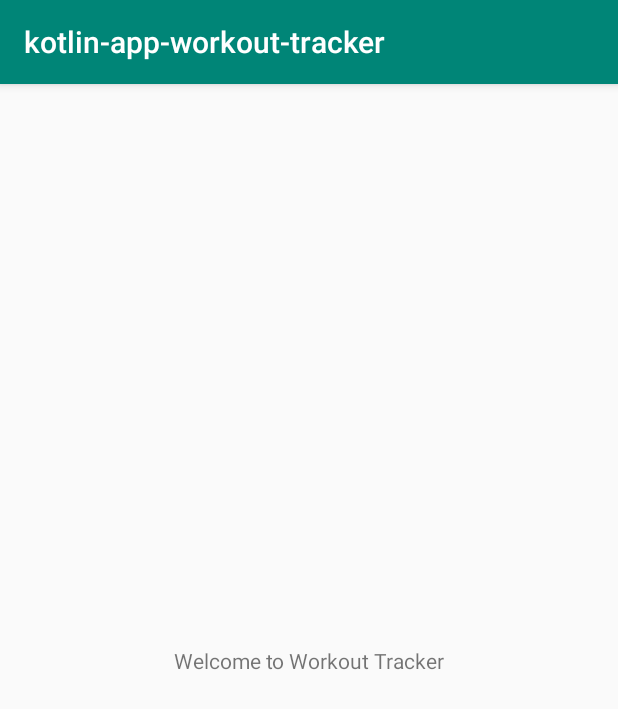
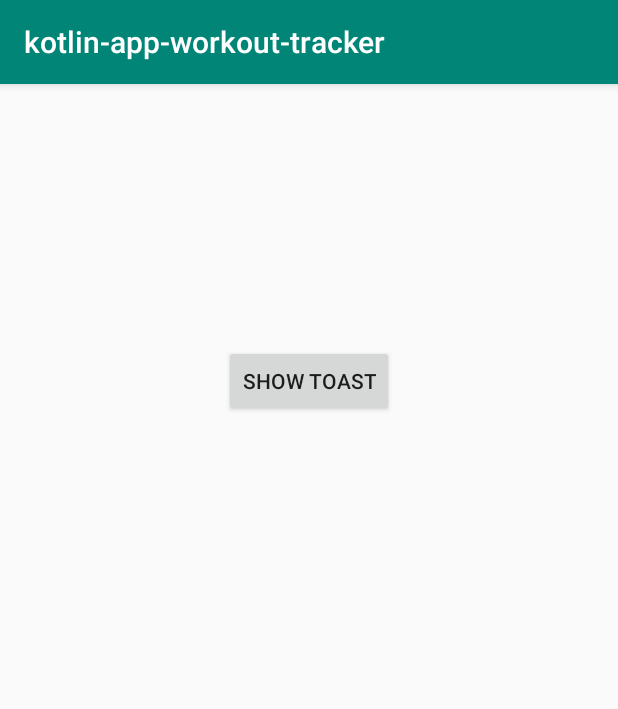
Before and after one commit to abantej/kotlin-app-workout-tracker, an Android app: the screen it shows after launch (MainActivity), on a phone screen of 412 x 824 dp. Shown: the top 709 px of the screen. Run offline under Robolectric (Android 15) with nearby library versions, the phone set to English and light mode, and no system bars; libraries missing offline, so code that uses them is left out: com.abantej.kotlin.

```diff
--- a/app/src/main/java/com/abantej/kotlin/app/workout/tracker/MainActivity.kt
+++ b/app/src/main/java/com/abantej/kotlin/app/workout/tracker/MainActivity.kt
@@ -2,10 +2,16 @@ package com.abantej.kotlin.app.workout.tracker
 
 import androidx.appcompat.app.AppCompatActivity
 import android.os.Bundle
+import android.util.Log
+import kotlinx.android.synthetic.main.activity_main.*
 
 class MainActivity : AppCompatActivity() {
     override fun onCreate(savedInstanceState: Bundle?) {
         super.onCreate(savedInstanceState)
         setContentView(R.layout.activity_main)
+
+        btnShowToast.setOnClickListener {
+            Log.i("MainActivity", "Button was clicked!")
+        }
     }
 }
--- a/app/src/main/res/layout/activity_main.xml
+++ b/app/src/main/res/layout/activity_main.xml
@@ -1,18 +1,19 @@
 <?xml version="1.0" encoding="utf-8"?>
-<androidx.constraintlayout.widget.ConstraintLayout xmlns:android="http://schemas.android.com/apk/res/android"
+<RelativeLayout xmlns:android="http://schemas.android.com/apk/res/android"
     xmlns:app="http://schemas.android.com/apk/res-auto"
     xmlns:tools="http://schemas.android.com/tools"
     android:layout_width="match_parent"
     android:layout_height="match_parent"
     tools:context=".MainActivity">
 
-    <TextView
+    <Button
+        android:id="@+id/btnShowToast"
         android:layout_width="wrap_content"
         android:layout_height="wrap_content"
-        android:text="Welcome to Workout Tracker"
-        app:layout_constraintBottom_toBottomOf="parent"
-        app:layout_constraintLeft_toLeftOf="parent"
-        app:layout_constraintRight_toRightOf="parent"
-        app:layout_constraintTop_toTopOf="parent" />
+        android:layout_alignParentStart="true"
+        android:layout_alignParentTop="true"
+        android:layout_marginStart="149dp"
+        android:layout_marginTop="174dp"
+        android:text="Show Toast" />
 
-</androidx.constraintlayout.widget.ConstraintLayout>
+</RelativeLayout>
```
Also changed, not shown: 1 other file.
